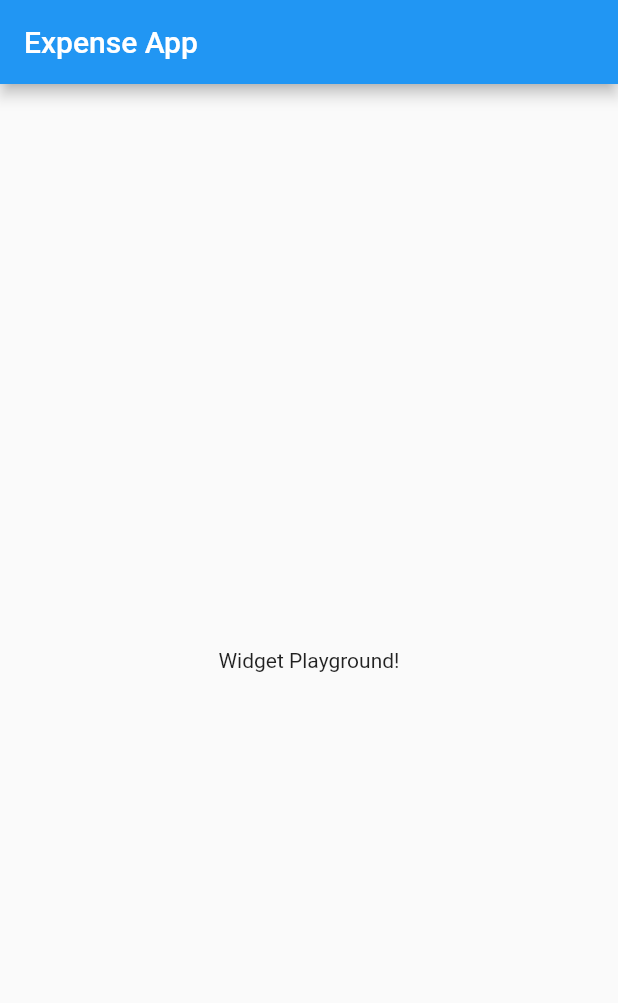
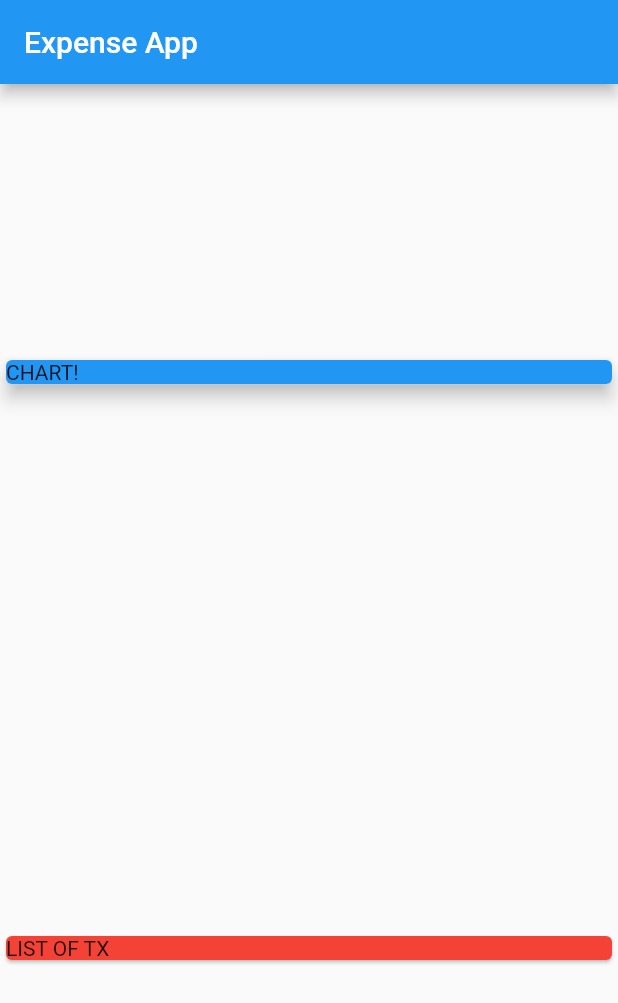
Before and after one commit to ShemBrooklyne/Expense-Tracker-App, a Flutter app: the screen it shows after launch, on a phone screen of 412 x 824 dp. Shown: the top 1003 px of the screen. Run offline on Flutter 3.47's test engine with Material 2 defaults, Android fonts, the phone set to English and light mode, and no system bars.

Commit message:
List Widget for expenses

```diff
--- a/lib/main.dart
+++ b/lib/main.dart
@@ -19,8 +19,24 @@ class MyHomePage extends StatelessWidget {
       appBar: AppBar(
         title: Text('Expense App'),
       ),
-      body: Center(
-        child: Text('Widget Playground!') ,),
-    ) ;
+      body: Column(
+        mainAxisAlignment: MainAxisAlignment.spaceAround,
+        crossAxisAlignment: CrossAxisAlignment.stretch,
+        children: <Widget>[
+          Container(
+            width: double.infinity,
+            child: Card(
+              color: Colors.blue,
+              child: Text('CHART!'),
+              elevation: 5,
+            ),
+          ),
+          Card(
+            color: Colors.red,
+            child: Text('LIST OF TX'),
+          )
+        ],
+      ),
+    );
   }
 }
```
